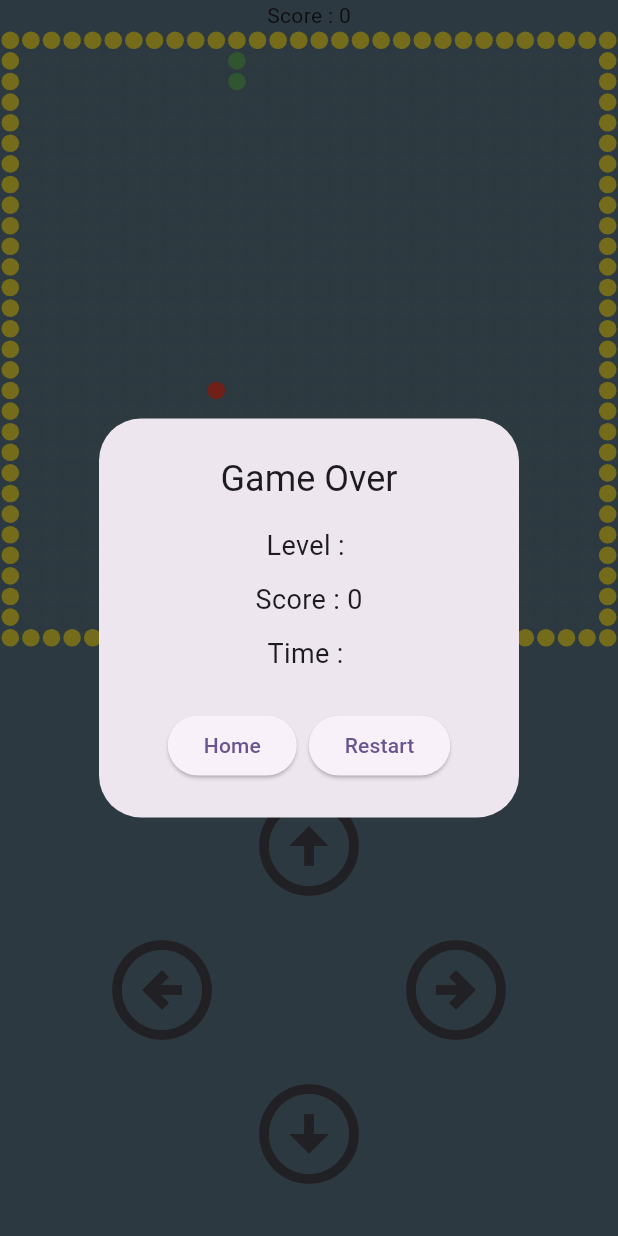
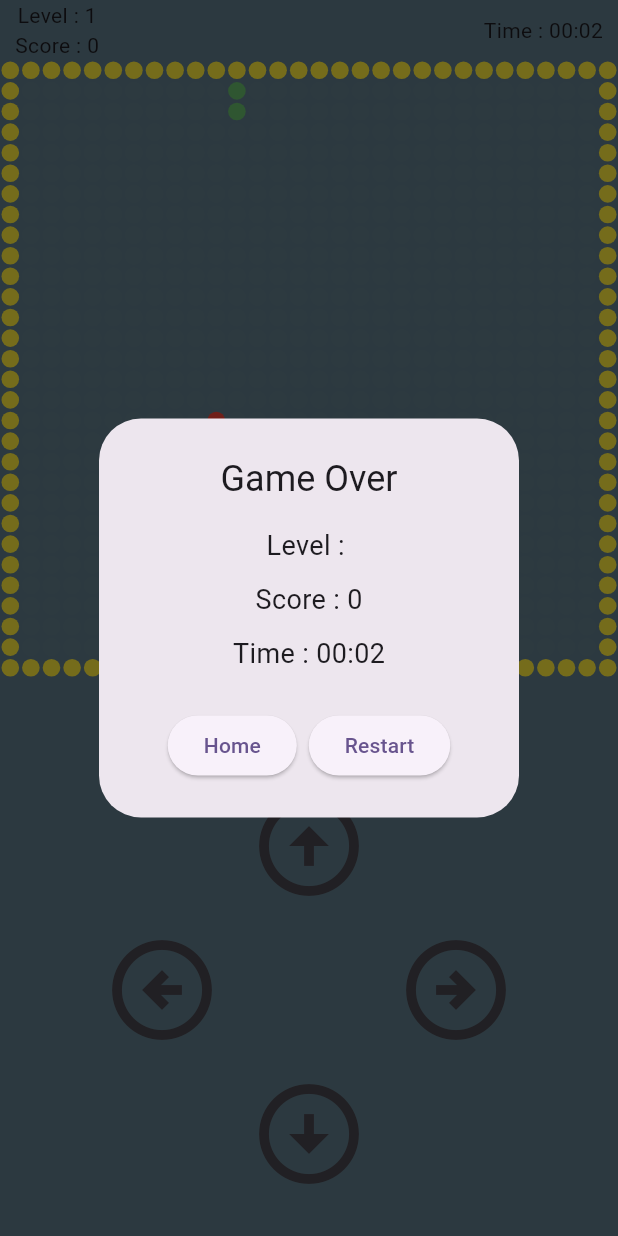
Before and after one commit to BooPassakorn/snake_game, a Flutter app: the LevelOne screen opened directly, after a tap on the "arrow circle up" icon, on a phone screen of 412 x 824 dp. Run offline on Flutter 3.47's test engine with Material 3 defaults, Android fonts, the phone set to English and light mode, and no system bars; our stand-ins replace firebase_auth, firebase_core, google_sign_in; accounts and stored records are empty.

Commit message:
Create stopwatch

```diff
--- a/lib/level/level_one.dart
+++ b/lib/level/level_one.dart
@@ -23,6 +23,8 @@ class _LevelOneState extends State<LevelOne> {
   int score = 0;
   late Direction direction;
   late int foodPosition;
+  Duration duration = Duration();
+  Timer? timer;
 
   @override
   void initState() {
@@ -30,11 +32,29 @@ class _LevelOneState extends State<LevelOne> {
     super.initState();
   }
 
+  void addTime() {
+    final addSeconds = 1;
+
+    setState(() {
+      final seconds = duration.inSeconds + addSeconds;
+
+      duration = Duration(seconds: seconds);
+    });
+  }
+
+  void startTimer() {
+    timer = Timer.periodic(Duration(seconds: 1), (_) => addTime());
+  }
+
   void startGame() {
 
     setState(() {
       score = 0;
+      duration = Duration();
     });
+
+    timer?.cancel();
+    startTimer();
 
     makeBorder();
     generateFood();
@@ -45,15 +65,18 @@ class _LevelOneState extends State<LevelOne> {
       updateSnake();
       if (checkCollision()){
         timer.cancel();
-        ShowGameOver.showGameOver(context, score, startGame);
+        ShowGameOver.showGameOver(context, score, duration, startGame);
       }
     });
   }
 
 
   bool checkCollision() { //ตรวจการชน
-    if (borderList.contains(snakeHead)) return true; //ชนขอบ
-    if (snakePosition.sublist(1).contains(snakeHead)) return true; //ชนตัวเอง
+                          //ชนขอบ                                           ชนตัว
+    if (borderList.contains(snakeHead) || snakePosition.sublist(1).contains(snakeHead)) {
+      timer?.cancel();
+      return true;
+    }
     return false;
   }
 
@@ -91,7 +114,7 @@ class _LevelOneState extends State<LevelOne> {
       snakePosition.removeLast();
     }
 
-    snakeHead = snakePosition.first;
+    snakeHead = snakePosition.first; //
   }
 
   @override
@@ -101,8 +124,25 @@ class _LevelOneState extends State<LevelOne> {
         backgroundColor: Colors.blueGrey,
         body: Column(
           children: [
-            Text("Score : $score"),
-            Expanded(child: _buildGameView()), _buildGameControls()
+            Padding(
+              padding: EdgeInsets.symmetric(horizontal: 10.0),
+              child: Row(
+                mainAxisAlignment: MainAxisAlignment.spaceBetween,
+                children: [
+                  Column(
+                    children: [
+                      Text("Level : 1"),
+                      Text("Score : $score"),
+                    ],
+                  ),
+                  _buildTime(),
+                ],
+              ),
+            ),
+
+            Expanded(
+                child: _buildGameView()),
+                       _buildGameControls()
           ],
         ),
       ),
@@ -153,6 +193,15 @@ class _LevelOneState extends State<LevelOne> {
     );
   }
 
+  Widget _buildTime() {
+    String twoDigits(int n) => n.toString().padLeft(2,'0');
+    final minutes = twoDigits(duration.inMinutes.remainder(60));
+    final seconds = twoDigits(duration.inSeconds.remainder(60));
+
+    return Text("Time : "'$minutes:$seconds',
+    style: TextStyle(),);
+  }
+
   Color fillBoxColor(int index) {
     if(borderList.contains(index))
       return Colors.yellow;
--- a/lib/widget/show_dialog.dart
+++ b/lib/widget/show_dialog.dart
@@ -1,3 +1,5 @@
+import 'dart:async';
+
 import 'package:flutter/material.dart';
 import 'package:snake_game/home.dart';
 
@@ -35,7 +37,12 @@ class ShowAllScore {
 }
 
 class ShowGameOver {
-  static void showGameOver(BuildContext context, int score, VoidCallback startGame) {
+  static void showGameOver(BuildContext context, int score, Duration duration, VoidCallback startGame) {
+    //แปลงเวลาเป็น mm:ss
+    String twoDigits(int n) => n.toString().padLeft(2, '0');
+    String minutes = twoDigits(duration.inMinutes.remainder(60));
+    String seconds = twoDigits(duration.inSeconds.remainder(60));
+
     showDialog(
       context: context,
       barrierDismissible: false,
@@ -54,7 +61,7 @@ class ShowGameOver {
               const SizedBox(height: 10),
               Text("Score : $score", style: const TextStyle(fontSize: 18)),
               const SizedBox(height: 10),
-              Text("Time : ", style: const TextStyle(fontSize: 18)),
+              Text("Time : $minutes:$seconds", style: const TextStyle(fontSize: 18)),
             ],
           ),
           actionsAlignment: MainAxisAlignment.center,
```
